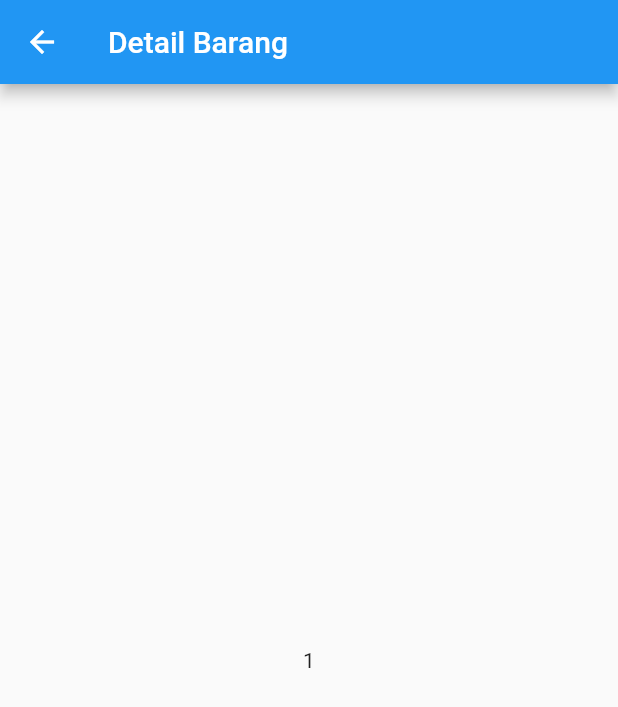
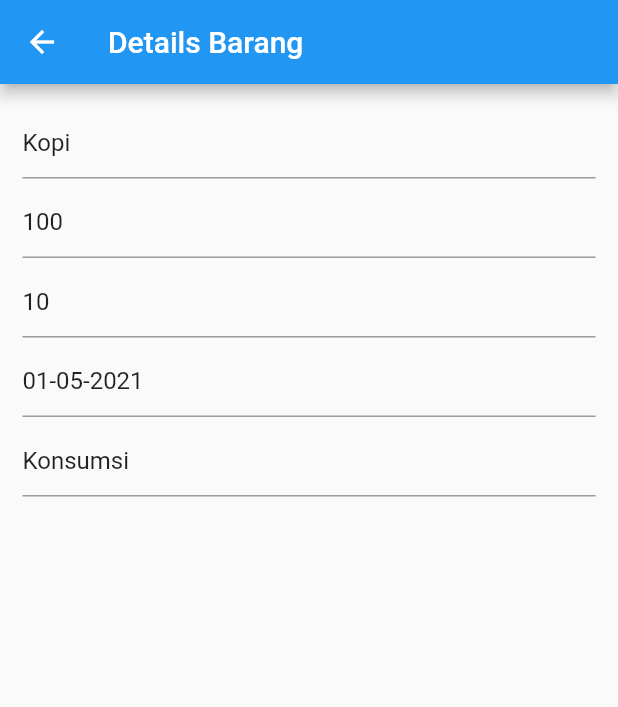
Before and after one commit to ryan-andri/data_penjualan, a Flutter app: the screen it shows after launch, after a tap on "Kopi", on a phone screen of 412 x 824 dp. Shown: the top 707 px of the screen. Run offline on Flutter 3.47's test engine with Material 2 defaults, Android fonts, the light colour scheme and no system bars.

Commit message:
pass data ke widget Details

```diff
--- a/lib/view/Create.dart
+++ b/lib/view/Create.dart
@@ -127,7 +127,7 @@ class CreateView extends State<Create> {
         ),
       ),
       floatingActionButton: FloatingActionButton(
-        child: const Icon(Icons.save_alt_rounded),
+        child: const Icon(Icons.save),
         onPressed: () {
           if (formState.currentState!.validate()) {
             saveState();
--- a/lib/view/Details.dart
+++ b/lib/view/Details.dart
@@ -1,25 +1,129 @@
 import 'package:flutter/material.dart';
 
+import 'package:intl/intl.dart' show DateFormat;
+
 class Details extends StatefulWidget {
-  final String data;
+  final String id, nm_brg, stock, terjual, tgl_trn, jns_brg;
 
-  const Details(this.data, {Key? key}) : super(key: key);
+  const Details(this.id, this.nm_brg, this.stock, this.terjual, this.tgl_trn,
+      this.jns_brg,
+      {Key? key})
+      : super(key: key);
 
   @override
   State<Details> createState() => DetailsView();
 }
 
 class DetailsView extends State<Details> {
+  final formState = GlobalKey<FormState>();
+
   @override
-  Widget build(Object context) {
+  Widget build(BuildContext context) {
+    var barang = TextEditingController();
+    var stock = TextEditingController();
+    var terjual = TextEditingController();
+    var jenis = TextEditingController();
+    TextEditingController transaksi = TextEditingController();
+
+    barang.text = widget.nm_brg;
+    stock.text = widget.stock;
+    terjual.text = widget.terjual;
+    jenis.text = widget.jns_brg;
+    transaksi.text = widget.tgl_trn;
+
     return Scaffold(
       appBar: AppBar(
-        title: const Text("Detail Barang"),
+        title: const Text("Details Barang"),
       ),
-      body: Center(
-        child: Column(
-          mainAxisAlignment: MainAxisAlignment.center,
-          children: [Text(widget.data)],
+      body: Form(
+        key: formState,
+        child: Container(
+          padding: const EdgeInsets.all(15.0),
+          child: Column(
+            crossAxisAlignment: CrossAxisAlignment.start,
+            children: [
+              // Barang
+              TextFormField(
+                controller: barang,
+                decoration: const InputDecoration(
+                  hintText: 'Nama Barang',
+                ),
+                validator: (value) {
+                  if (value!.isEmpty) {
+                    return 'Nama Barang Tidak Boleh Kosong!';
+                  }
+                  return null;
+                },
+              ),
+              const SizedBox(height: 5),
+              // Stok
+              TextFormField(
+                controller: stock,
+                decoration: const InputDecoration(
+                  hintText: 'Stock Barang',
+                ),
+                validator: (value) {
+                  if (value!.isEmpty) {
+                    return 'Stock Barang Tidak Boleh Kosong!';
+                  }
+                  return null;
+                },
+              ),
+              const SizedBox(height: 5),
+              // Jumlah Terjual
+              TextFormField(
+                controller: terjual,
+                decoration: const InputDecoration(
+                  hintText: 'Jumlah Terjual',
+                ),
+                validator: (value) {
+                  if (value!.isEmpty) {
+                    return 'Jumlah Terjual Tidak Boleh Kosong!';
+                  }
+                  return null;
+                },
+              ),
+              const SizedBox(height: 5),
+              // Tanggal Transaksi
+              TextFormField(
+                controller: transaksi,
+                decoration: const InputDecoration(
+                  hintText: 'Tanggal Transaksi',
+                ),
+                onTap: () async {
+                  FocusScope.of(context).requestFocus(FocusNode());
+                  final DateFormat formatter = DateFormat('dd-MM-yyyy');
+                  DateTime? date = await showDatePicker(
+                      context: context,
+                      initialDate: DateTime.now(),
+                      firstDate: DateTime(2000),
+                      lastDate: DateTime(2100));
+
+                  if (date != null) transaksi.text = formatter.format(date);
+                },
+                validator: (value) {
+                  if (value!.isEmpty) {
+                    return 'Tanggal Transaksi Tidak Boleh Kosong!';
+                  }
+                  return null;
+                },
+              ),
+              const SizedBox(height: 5),
+              // Jenis Barang
+              TextFormField(
+                controller: jenis,
+                decoration: const InputDecoration(
+                  hintText: 'Jenis Barang',
+                ),
+                validator: (value) {
+                  if (value!.isEmpty) {
+                    return 'Jenis Barang Tidak Boleh Kosong!';
+                  }
+                  return null;
+                },
+              ),
+            ],
+          ),
         ),
       ),
     );
--- a/lib/view/home.dart
+++ b/lib/view/home.dart
@@ -108,10 +108,20 @@ class HomeView extends State<Home> {
                           ),
                           onTap: () {
                             String id = loadData[index]["id"].toString();
+                            String nm_brg =
+                                loadData[index]["nm_brg"].toString();
+                            String stock = loadData[index]["stock"].toString();
+                            String terjual =
+                                loadData[index]["jml_tjl"].toString();
+                            String tgl_trn =
+                                loadData[index]["tgl_trn"].toString();
+                            String jns_brg =
+                                loadData[index]["jns_brg"].toString();
                             Navigator.push(
                                 context,
                                 MaterialPageRoute(
-                                    builder: (context) => Details(id)));
+                                    builder: (context) => Details(id, nm_brg,
+                                        stock, terjual, tgl_trn, jns_brg)));
                           },
                         ),
                       ),
```
